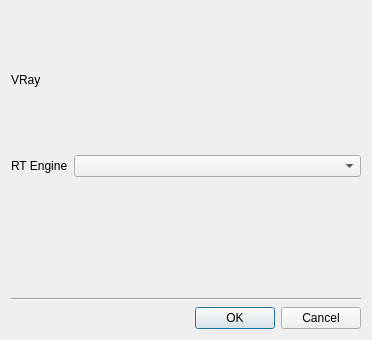
The window that poc/golemPy/examples/gnr/ui/VRayDialog.ui (golemfactory/clay) describes before a commit, drawn with Qt 5.
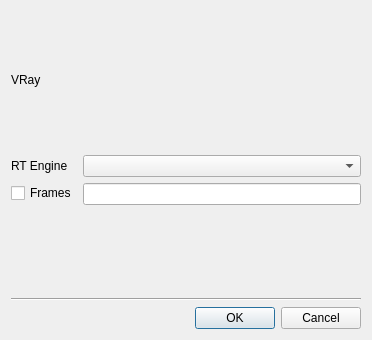
The same window after the commit.

Diff of the .ui file:
```diff
--- a/poc/golemPy/examples/gnr/ui/VRayDialog.ui
+++ b/poc/golemPy/examples/gnr/ui/VRayDialog.ui
@@ -59,6 +59,16 @@
      <item row="0" column="1">
       <widget class="QComboBox" name="rtComboBox"/>
      </item>
+     <item row="1" column="0">
+      <widget class="QCheckBox" name="framesCheckBox">
+       <property name="text">
+        <string>Frames</string>
+       </property>
+      </widget>
+     </item>
+     <item row="1" column="1">
+      <widget class="QLineEdit" name="framesLineEdit"/>
+     </item>
     </layout>
    </item>
   </layout>
```
